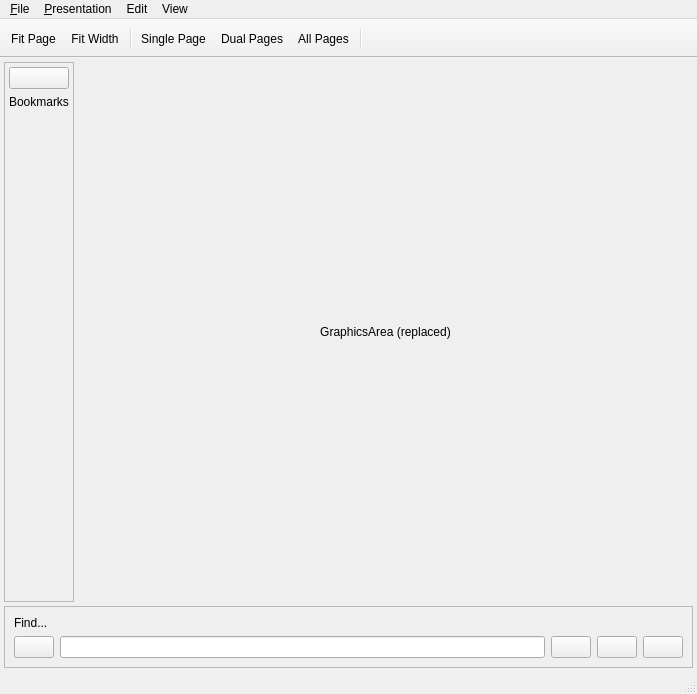
lumina-desktop/lumina, file src-qt5/desktop-utils/lumina-pdf/mainUI.ui: the form before one commit.
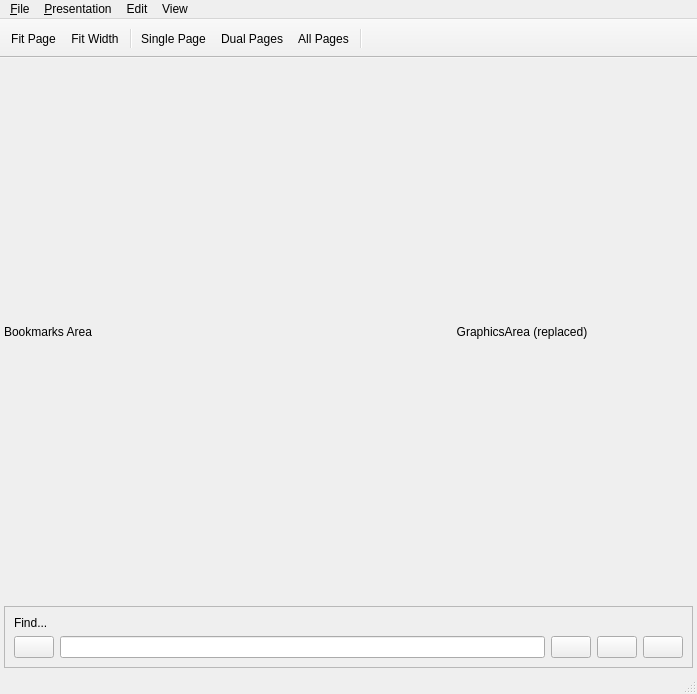
The form after the commit.

Commit message: Added a bookmarks menu, enabled on the MuPDF side.

The edit to the form file:
```diff
--- a/src-qt5/desktop-utils/lumina-pdf/mainUI.ui
+++ b/src-qt5/desktop-utils/lumina-pdf/mainUI.ui
@@ -46,50 +46,6 @@
       </property>
      </widget>
     </item>
-    <item row="0" column="0">
-     <widget class="QFrame" name="bookmarksFrame">
-      <property name="frameShape">
-       <enum>QFrame::StyledPanel</enum>
-      </property>
-      <property name="frameShadow">
-       <enum>QFrame::Raised</enum>
-      </property>
-      <layout class="QVBoxLayout" name="verticalLayout">
-       <property name="spacing">
-        <number>6</number>
-       </property>
-       <property name="leftMargin">
-        <number>4</number>
-       </property>
-       <property name="topMargin">
-        <number>4</number>
-       </property>
-       <property name="rightMargin">
-        <number>4</number>
-       </property>
-       <property name="bottomMargin">
-        <number>4</number>
-       </property>
-       <item>
-        <widget class="QPushButton" name="closeBookmarks">
-         <property name="text">
-          <string/>
-         </property>
-        </widget>
-       </item>
-       <item>
-        <widget class="QLabel" name="label_2">
-         <property name="text">
-          <string>Bookmarks</string>
-         </property>
-         <property name="alignment">
-          <set>Qt::AlignLeading|Qt::AlignLeft|Qt::AlignTop</set>
-         </property>
-        </widget>
-       </item>
-      </layout>
-     </widget>
-    </item>
     <item row="1" column="0" colspan="2">
      <widget class="QFrame" name="findGroup">
       <property name="sizePolicy">
@@ -170,6 +126,19 @@
       </layout>
      </widget>
     </item>
+    <item row="0" column="0">
+     <widget class="QLabel" name="label_replaceme2">
+      <property name="sizePolicy">
+       <sizepolicy hsizetype="Expanding" vsizetype="Expanding">
+        <horstretch>0</horstretch>
+        <verstretch>0</verstretch>
+       </sizepolicy>
+      </property>
+      <property name="text">
+       <string>Bookmarks Area</string>
+      </property>
+     </widget>
+    </item>
    </layout>
   </widget>
   <widget class="QMenuBar" name="menubar">
```
Left out of the diff: 2 changed lines with no effect on the pictures. The commit also changes 16 other files.
